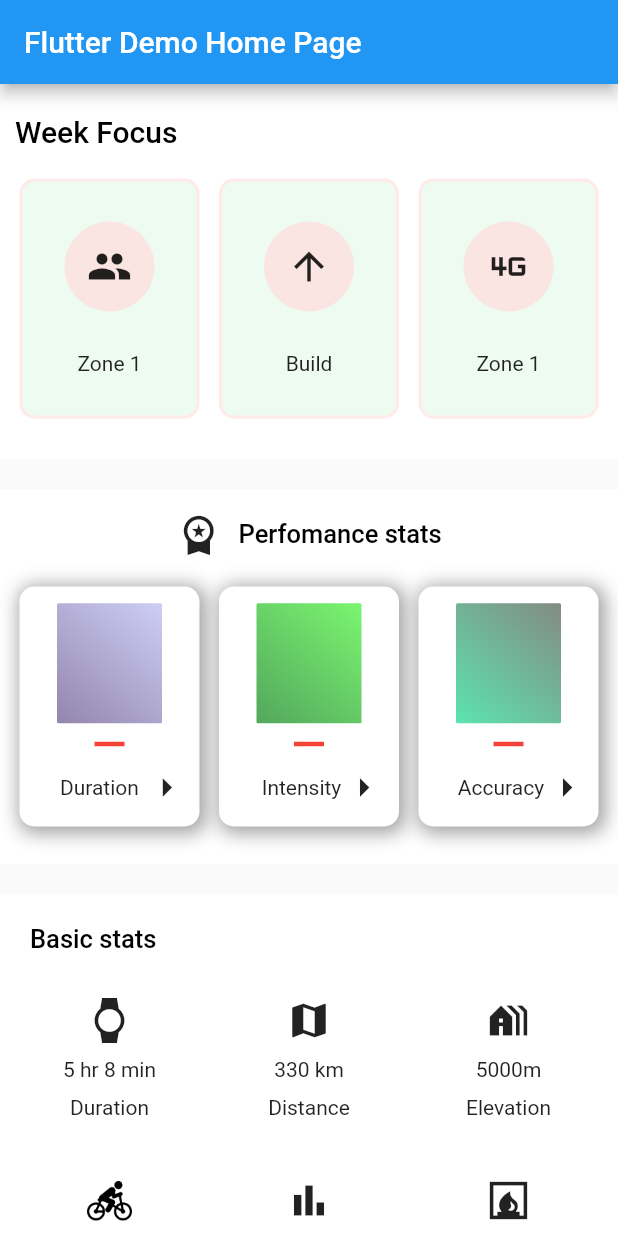
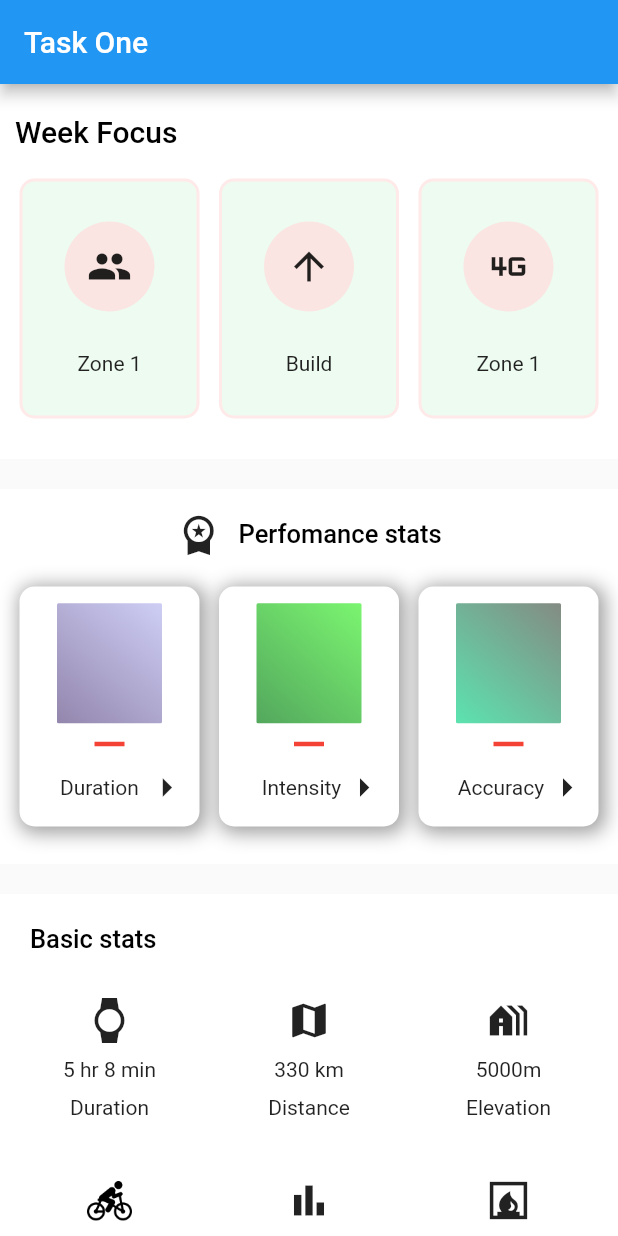
Before and after one commit to rifaturrana/flutter_task_one, a Flutter app: the screen it shows after launch, on a phone screen of 412 x 824 dp. Run offline on Flutter 3.47's test engine with Material 2 defaults, Android fonts, the phone set to English and light mode, and no system bars.

```diff
--- a/lib/main.dart
+++ b/lib/main.dart
@@ -17,7 +17,7 @@ class MyApp extends StatelessWidget {
       theme: ThemeData(),
       home: Scaffold(
         appBar: AppBar(
-          title: const Text('Flutter Demo Home Page'),
+          title: const Text('Task One'),
         ),
         body: SingleChildScrollView(
           child: Column(
```
